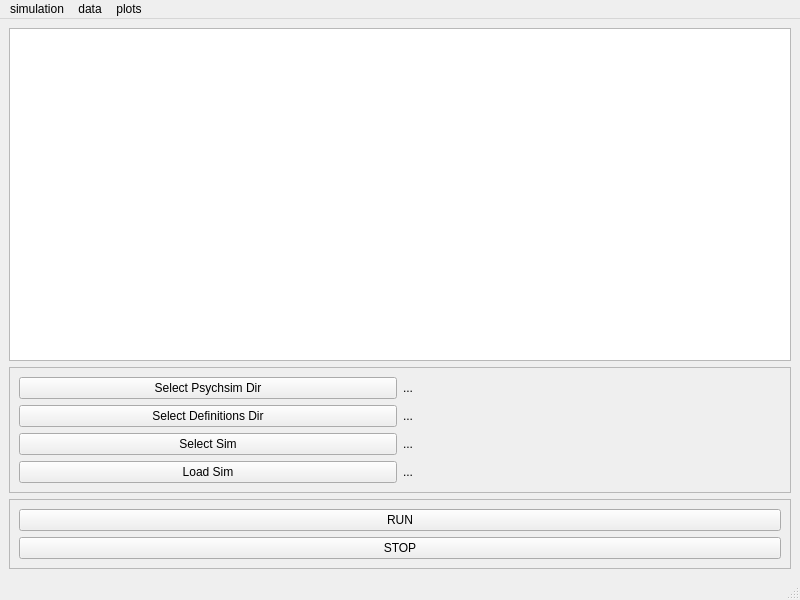
First picture: the form in psychsim-gui-main.ui, repository usc-psychsim/psychsim-eval-gui, before the edit.
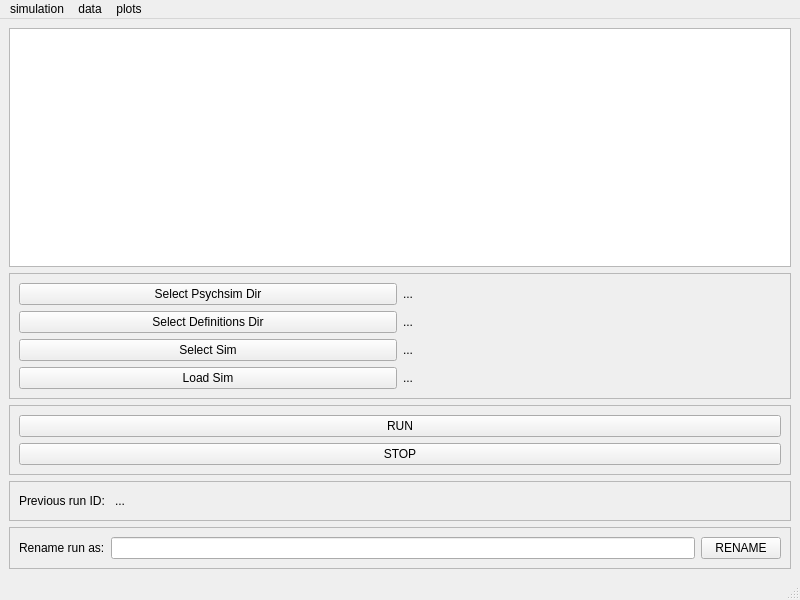
Second picture: the form after the edit.

Commit message: Add full data saving capability (instead of just beliefs)

What changed in the file:
```diff
--- a/psychsim-gui-main.ui
+++ b/psychsim-gui-main.ui
@@ -44,6 +44,38 @@
       </layout>
      </widget>
     </item>
+    <item row="0" column="0">
+     <widget class="QTextBrowser" name="simulation_output"/>
+    </item>
+    <item row="5" column="0">
+     <widget class="QFrame" name="frame_3">
+      <property name="frameShape">
+       <enum>QFrame::StyledPanel</enum>
+      </property>
+      <property name="frameShadow">
+       <enum>QFrame::Raised</enum>
+      </property>
+      <layout class="QHBoxLayout" name="horizontalLayout">
+       <item>
+        <widget class="QLabel" name="label">
+         <property name="text">
+          <string>Rename run as:</string>
+         </property>
+        </widget>
+       </item>
+       <item>
+        <widget class="QLineEdit" name="save_run_input"/>
+       </item>
+       <item>
+        <widget class="QPushButton" name="rename_run_button">
+         <property name="text">
+          <string>RENAME</string>
+         </property>
+        </widget>
+       </item>
+      </layout>
+     </widget>
+    </item>
     <item row="1" column="0">
      <widget class="QFrame" name="frame_2">
       <property name="frameShape">
@@ -112,6 +144,45 @@
       </layout>
      </widget>
     </item>
+    <item row="4" column="0">
+     <widget class="QFrame" name="frame_4">
+      <property name="frameShape">
+       <enum>QFrame::StyledPanel</enum>
+      </property>
+      <property name="frameShadow">
+       <enum>QFrame::Raised</enum>
+      </property>
+      <layout class="QHBoxLayout" name="horizontalLayout_2">
+       <item>
+        <widget class="QLabel" name="label_2">
+         <property name="text">
+          <string>Previous run ID: </string>
+         </property>
+        </widget>
+       </item>
+       <item>
+        <widget class="QLabel" name="previous_run_id">
+         <property name="text">
+          <string>...</string>
+         </property>
+        </widget>
+       </item>
+       <item>
+        <spacer name="horizontalSpacer">
+         <property name="orientation">
+          <enum>Qt::Horizontal</enum>
+         </property>
+         <property name="sizeHint" stdset="0">
+          <size>
+           <width>40</width>
+           <height>20</height>
+          </size>
+         </property>
+        </spacer>
+       </item>
+      </layout>
+     </widget>
+    </item>
    </layout>
   </widget>
   <widget class="QMenuBar" name="menubar">
```
Left out of the diff: 3 changed lines with no effect on the pictures. The commit also changes 2 other files.
